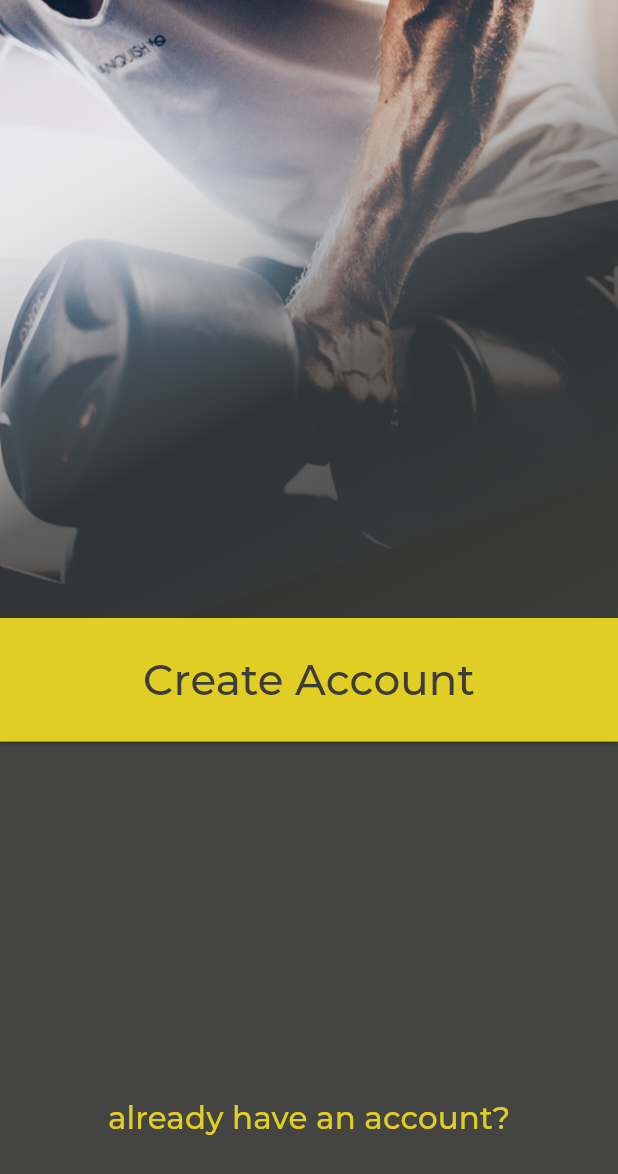
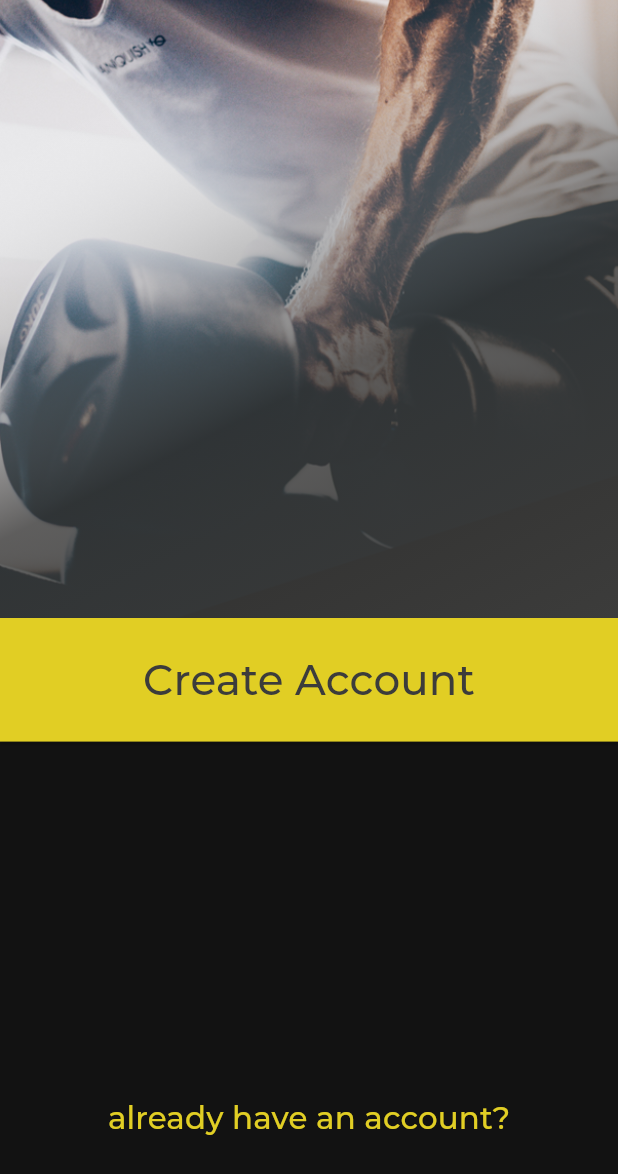
Before and after one commit to jeffrgh/Fitness_App, a Flutter app: the screen it shows after launch, on a phone screen of 412 x 824 dp. Shown: the top 1174 px of the screen. Run offline on Flutter 3.47's test engine with Material 3 defaults, Android fonts, the phone set to English and light mode, and no system bars.

Commit message:
Updated pubspec and debating on using surface vs background.

```diff
--- a/lib/main.dart
+++ b/lib/main.dart
@@ -33,7 +33,8 @@ class _MyAppState extends State<MyApp> {
       theme: ThemeData(
         useMaterial3: true,
         colorScheme: const ColorScheme.dark(
-          surface: Color.fromARGB(244, 60, 60, 59),
+          background: Color.fromARGB(244, 60, 60, 59),
+          brightness: Brightness.dark,
         ),
       ),
     );
```
Also changed, not shown: pubspec.lock.
